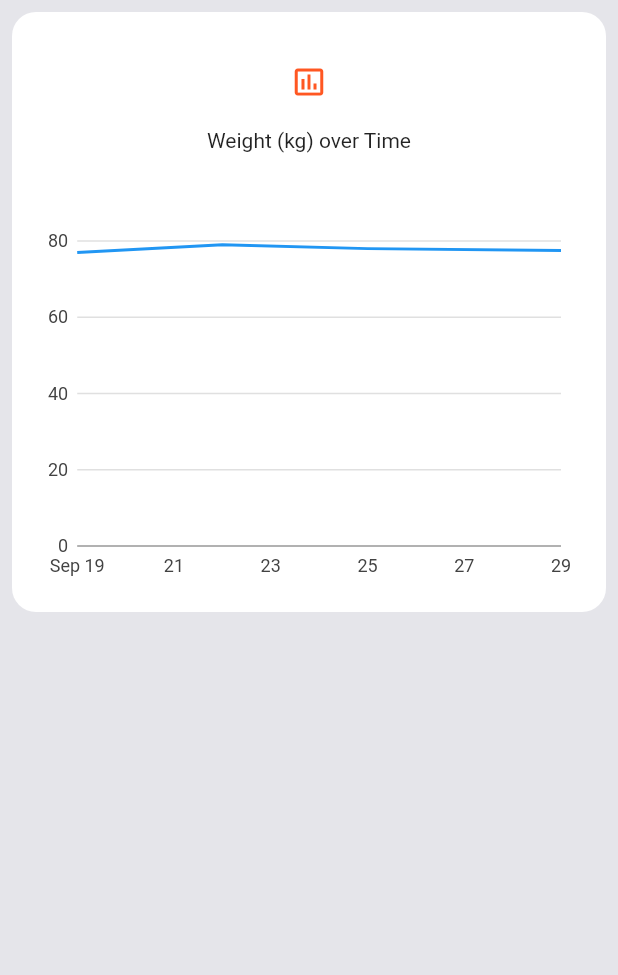
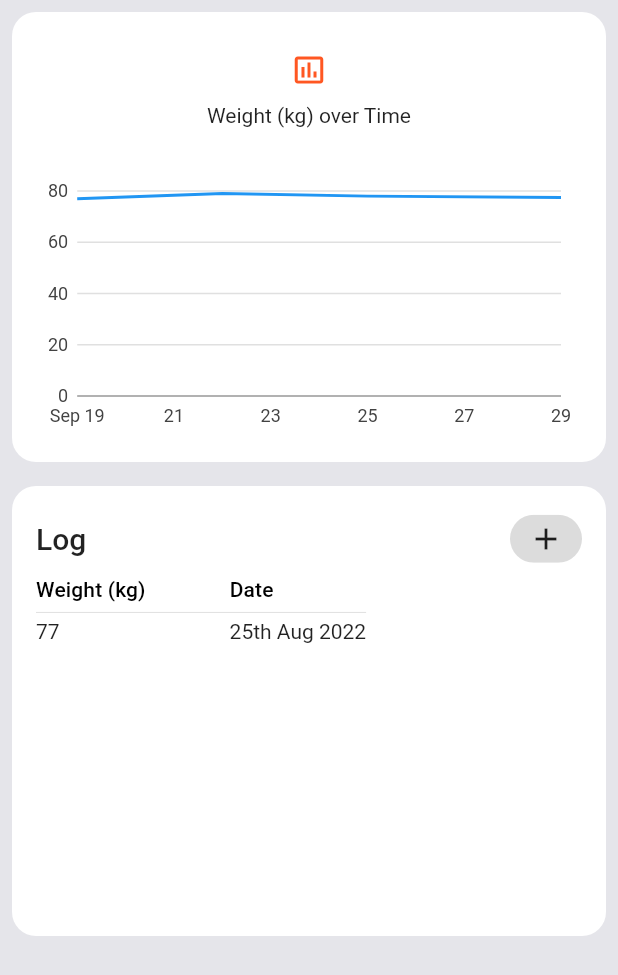
Before and after one commit to jitinder/nutrition, a Flutter app: the Weight widget shown alone on an empty page, opened directly, on a phone screen of 412 x 824 dp. Shown: the top 975 px of the screen. Run offline on Flutter 3.47's test engine with Material 2 defaults, Android fonts, the phone set to English and light mode, and no system bars; our stand-ins replace charts_flutter, salomon_bottom_bar.

Commit message:
Add table to weight

```diff
--- a/lib/weight_tab/weight.dart
+++ b/lib/weight_tab/weight.dart
@@ -19,7 +19,7 @@ class Weight extends StatelessWidget {
     return ListView(
       children: [
         dataContainer(
-          400,
+          300,
           Column(
             children: [
               const Expanded(
@@ -53,6 +53,64 @@ class Weight extends StatelessWidget {
             ],
           ),
         ),
+        dataContainer(
+          300,
+          Column(
+            children: [
+              Expanded(
+                flex: 1,
+                child: Row(
+                  mainAxisAlignment: MainAxisAlignment.spaceBetween,
+                  children: [
+                    Text(
+                      "Log",
+                      style: Theme.of(context).textTheme.titleLarge,
+                    ),
+                    ActionChip(
+                      elevation: 0,
+                      label: Icon(
+                        Icons.add,
+                      ),
+                      onPressed: () {
+                        print("Add to Log");
+                      },
+                    ),
+                  ],
+                ),
+              ),
+              Expanded(
+                flex: 6,
+                child: Align(
+                  alignment: Alignment.topLeft,
+                  child: DataTable(
+                    headingTextStyle: Theme.of(context).textTheme.titleSmall,
+                    horizontalMargin: 0,
+                    headingRowHeight: 30,
+                    dataRowHeight: 25,
+                    dividerThickness: 0,
+                    // columnSpacing: 5,
+                    columns: const <DataColumn>[
+                      DataColumn(
+                        label: Text("Weight (kg)"),
+                      ),
+                      DataColumn(
+                        label: Text("Date"),
+                      ),
+                    ],
+                    rows: [
+                      DataRow(
+                        cells: <DataCell>[
+                          DataCell(Text('77')),
+                          DataCell(Text('25th Aug 2022')),
+                        ],
+                      ),
+                    ],
+                  ),
+                ),
+              ),
+            ],
+          ),
+        ),
       ],
     );
   }
```
